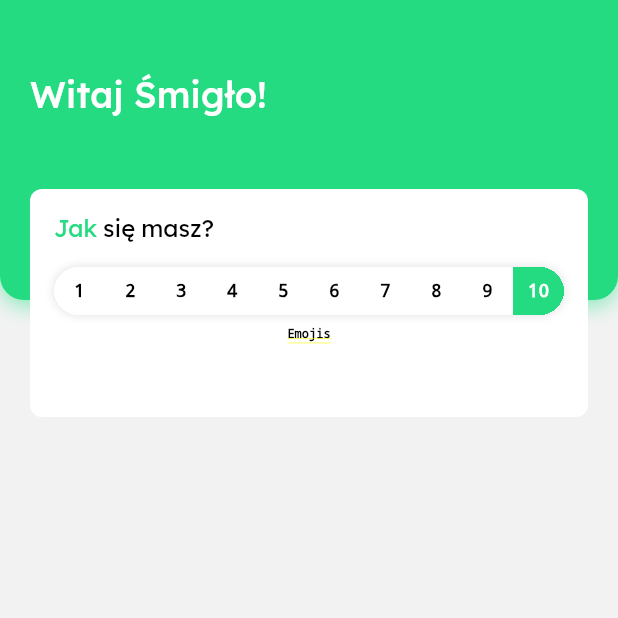
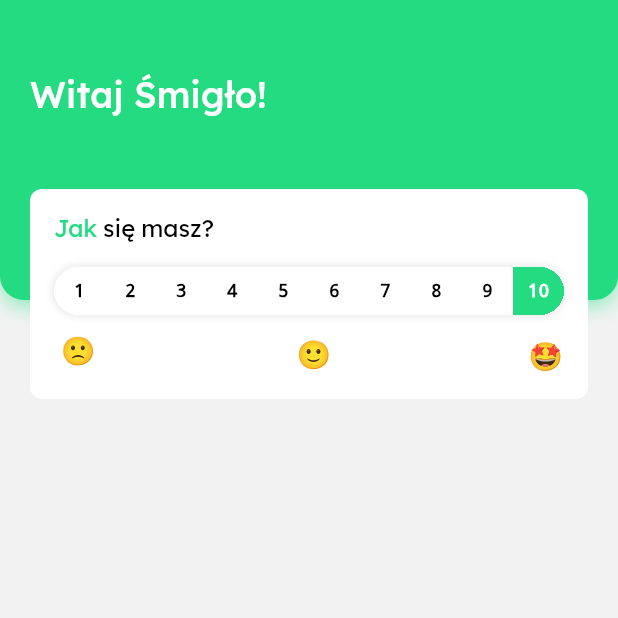
Before and after one commit to xSmilO/JakSieMasz, a Flutter app: the screen it shows after launch, after a tap on "10", on a phone screen of 412 x 824 dp, the top half of it. Run offline on Flutter 3.47's test engine with Material 3 defaults, Android fonts, the phone set to English and light mode, and no system bars; our stand-ins replace flutter_svg, go_router.

Commit message:
added emojis

```diff
--- /dev/null
+++ b/lib/UI/Home/emojis_container_widget.dart
@@ -0,0 +1,31 @@
+import 'package:flutter/material.dart';
+import 'package:flutter_svg/flutter_svg.dart';
+
+class EmojisContainerWidget extends StatelessWidget {
+  const EmojisContainerWidget({super.key});
+
+  @override
+  Widget build(BuildContext context) {
+    return Row(
+      mainAxisAlignment: MainAxisAlignment.spaceBetween,
+      crossAxisAlignment: CrossAxisAlignment.center,
+      children: [
+        SvgPicture.asset(
+          "assets/emoji_slightly_frowning_face.svg",
+          width: 32,
+          fit: BoxFit.fill,
+        ),
+        SvgPicture.asset(
+          "assets/emoji_slightly_smiling_face.svg",
+          width: 32,
+          fit: BoxFit.fill,
+        ),
+        SvgPicture.asset(
+          "assets/emoji_star_struck.svg",
+          width: 32,
+          fit: BoxFit.fill,
+        ),
+      ],
+    );
+  }
+}
--- a/lib/UI/Home/rate_container_widget.dart
+++ b/lib/UI/Home/rate_container_widget.dart
@@ -11,7 +11,6 @@ class RateContainerWidget extends StatelessWidget {
   Widget build(BuildContext context) {
     return Container(
       margin: EdgeInsets.only(top: 48),
-      height: 152,
       decoration: BoxDecoration(
         color: Colors.white,
         borderRadius: BorderRadius.all(Radius.circular(8)),
--- a/lib/UI/Home/rate_slider_widget.dart
+++ b/lib/UI/Home/rate_slider_widget.dart
@@ -1,4 +1,5 @@
 import 'package:flutter/material.dart';
+import 'package:jak_sie_masz/UI/Home/emojis_container_widget.dart';
 import 'package:jak_sie_masz/UI/Home/rate_slider_item_widget.dart';
 import 'package:jak_sie_masz/UI/Home/viewmodels/rate_slider_viewmodel.dart';
 import 'package:provider/provider.dart';
@@ -101,10 +102,7 @@ class RateSliderWidget extends StatelessWidget {
             },
           ),
         ),
-        Text(
-          "Emojis",
-          style: TextStyle(fontSize: 8, color: Colors.black),
-        ),
+        EmojisContainerWidget(),
       ],
     );
   }
--- a/lib/UI/Home/viewmodels/rate_slider_viewmodel.dart
+++ b/lib/UI/Home/viewmodels/rate_slider_viewmodel.dart
@@ -8,7 +8,7 @@ class RateSliderViewmodel extends ChangeNotifier {
 
   void setCurrentIndex(int index) {
     if (index != sliderRepository.index) {
-      print("new index ${index}");
+      print("new index $index");
       sliderRepository.setIndex(index);
       currentIndex = index;
       notifyListeners();
```
Also changed, not shown: pubspec.yaml (+9 -5 lines), assets/emoji_slightly_frowning_face.svg (added), assets/emoji_slightly_smiling_face.svg (added), assets/emoji_star_struck.svg (added), assets/fonts/LexendDeca-Black.ttf (renamed from fonts/LexendDeca-Black.ttf), assets/fonts/LexendDeca-Bold.ttf (renamed from fonts/LexendDeca-Bold.ttf), assets/fonts/LexendDeca-ExtraBold.ttf (renamed from fonts/LexendDeca-ExtraBold.ttf), assets/fonts/LexendDeca-ExtraLight.ttf (renamed from fonts/LexendDeca-ExtraLight.ttf), assets/fonts/LexendDeca-Light.ttf (renamed from fonts/LexendDeca-Light.ttf), assets/fonts/LexendDeca-Medium.ttf (renamed from fonts/LexendDeca-Medium.ttf), assets/fonts/LexendDeca-Regular.ttf (renamed from fonts/LexendDeca-Regular.ttf), assets/fonts/LexendDeca-SemiBold.ttf (renamed from fonts/LexendDeca-SemiBold.ttf), assets/fonts/LexendDeca-Thin.ttf (renamed from fonts/LexendDeca-Thin.ttf), pubspec.lock.
